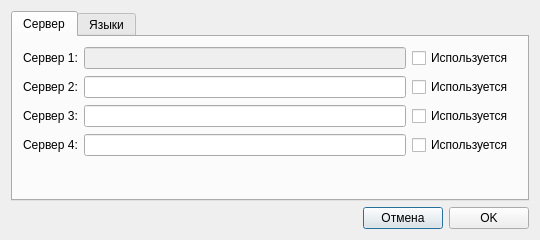
Old version of the form src/settings.ui in the repository steptosky/x-csl-updater.
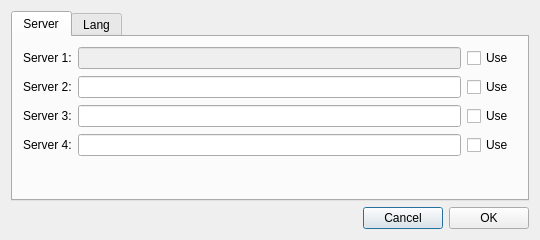
New version of the form.

Commit message:
make lang setting disabled. maybe temporary.
branch : feature/switchingToNewQt

Diff of the .ui file:
```diff
--- a/src/settings.ui
+++ b/src/settings.ui
@@ -44,7 +44,7 @@
        </property>
        <widget class="QWidget" name="tab">
         <attribute name="title">
-         <string>Сервер</string>
+         <string>Server</string>
         </attribute>
         <widget class="QWidget" name="layoutWidget">
          <property name="geometry">
@@ -59,7 +59,7 @@
           <item row="0" column="0">
            <widget class="QLabel" name="label">
             <property name="text">
-             <string>Сервер 1:</string>
+             <string>Server 1:</string>
             </property>
            </widget>
           </item>
@@ -79,7 +79,7 @@
              <string>Выделенный галочкой сервер, будет использоватся программой</string>
             </property>
             <property name="text">
-             <string>Используется</string>
+             <string>Use</string>
             </property>
             <attribute name="buttonGroup">
              <string notr="true">CheckGroup</string>
@@ -89,7 +89,7 @@
           <item row="1" column="0">
            <widget class="QLabel" name="label_2">
             <property name="text">
-             <string>Сервер 2:</string>
+             <string>Server 2:</string>
             </property>
            </widget>
           </item>
@@ -113,7 +113,7 @@
              <string>Выделенный галочкой сервер, будет использоватся программой</string>
             </property>
             <property name="text">
-             <string>Используется</string>
+             <string>Use</string>
             </property>
             <attribute name="buttonGroup">
              <string notr="true">CheckGroup</string>
@@ -123,7 +123,7 @@
           <item row="2" column="0">
            <widget class="QLabel" name="label_3">
             <property name="text">
-             <string>Сервер 3:</string>
+             <string>Server 3:</string>
             </property>
            </widget>
           </item>
@@ -147,7 +147,7 @@
              <string>Выделенный галочкой сервер, будет использоватся программой</string>
             </property>
             <property name="text">
-             <string>Используется</string>
+             <string>Use</string>
             </property>
             <attribute name="buttonGroup">
              <string notr="true">CheckGroup</string>
@@ -157,7 +157,7 @@
           <item row="3" column="0">
            <widget class="QLabel" name="label_4">
             <property name="text">
-             <string>Сервер 4:</string>
+             <string>Server 4:</string>
             </property>
            </widget>
           </item>
@@ -181,7 +181,7 @@
              <string>Выделенный галочкой сервер, будет использоватся программой</string>
             </property>
             <property name="text">
-             <string>Используется</string>
+             <string>Use</string>
             </property>
             <attribute name="buttonGroup">
              <string notr="true">CheckGroup</string>
@@ -204,7 +204,7 @@
        </widget>
        <widget class="QWidget" name="tab_2">
         <attribute name="title">
-         <string>Языки</string>
+         <string>Lang</string>
         </attribute>
         <widget class="QWidget" name="layoutWidget">
          <property name="geometry">
@@ -260,7 +260,7 @@
         <string>Нажмите для отмены введеных изменений</string>
        </property>
        <property name="text">
-        <string>Отмена</string>
+        <string>Cancel</string>
        </property>
       </widget>
      </item>
```
Left out of the diff: 44 changed lines with no effect on the pictures. The commit also changes 2 other files.
